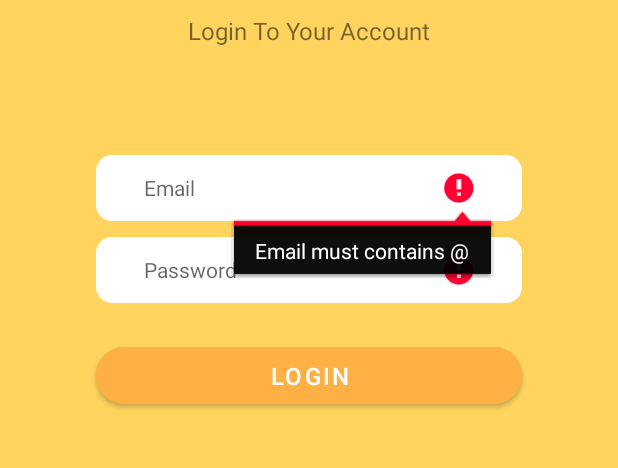
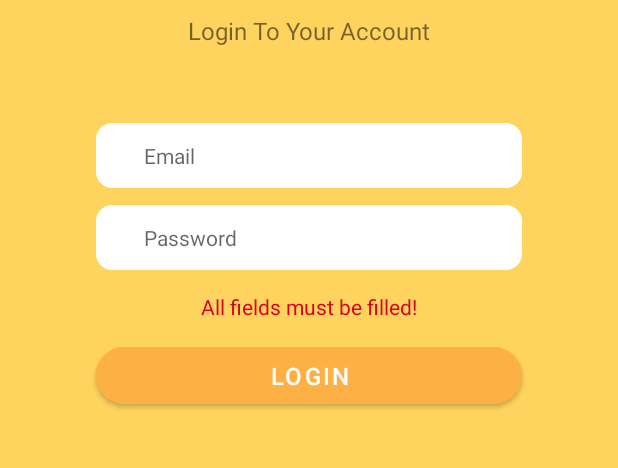
Before and after one commit to Sorrymaker12/del-luna-test, an Android app: the screen it shows after launch (MainActivity), after a tap on "LOGIN", on a phone screen of 412 x 824 dp, the part 585-1053 px from its top. Run offline under Robolectric (Android 15) with nearby library versions, the phone set to English and light mode, and no system bars.

Commit message:
error msg

```diff
--- a/app/src/main/java/com/example/labux/MainActivity.java
+++ b/app/src/main/java/com/example/labux/MainActivity.java
@@ -5,8 +5,10 @@ import androidx.appcompat.app.AppCompatActivity;
 import android.content.Intent;
 import android.graphics.Color;
 import android.os.Bundle;
+import android.view.View;
 import android.widget.Button;
 import android.widget.EditText;
+import android.widget.TextView;
 
 import java.util.concurrent.atomic.AtomicBoolean;
 
@@ -67,6 +69,7 @@ public class MainActivity extends AppCompatActivity {
         etEmail = findViewById(R.id.ET_Email);
         etPass = findViewById(R.id.ET_Password);
         btnSubmit = findViewById(R.id.BT_Login);
+        TextView error = findViewById(R.id.error);
         etUsername = etEmail;
 
         btnSubmit.setOnClickListener(e ->  {
@@ -74,39 +77,46 @@ public class MainActivity extends AppCompatActivity {
             email = etEmail.getText().toString();
             pass = etPass.getText().toString();
 
-            if (!checkEmpty(email)) {
-                etEmail.setError("Email Must Be Filled");
+            if (!checkPassAlphanumeric(pass)) {
+                error.setText("Password must be alpha-numeric!");
+                error.setVisibility(error.VISIBLE);
+                flag.set(false);
+            }
+
+            if (!checkEmailAdjacent(email)) {
+                error.setText("'@' and '.' must not be adjacent!");
+                error.setVisibility(error.VISIBLE);
+                flag.set(false);
+            }
+
+            if (!checkEmailContain(email)) {
+                error.setText("Email must contain '@'!");
+                error.setVisibility(error.VISIBLE);
+                flag.set(false);
+            }
+
+            if (!checkEmailEnding(email)) {
+                error.setText("Email must end with '.com'!");
+                error.setVisibility(error.VISIBLE);
                 flag.set(false);
             }
 
             if (!checkEmpty(pass)) {
-                etPass.setError("Password Must Be Filled");
+                error.setText("All fields must be filled!");
+                error.setVisibility(error.VISIBLE);
                 flag.set(false);
             }
 
-            if (!checkEmailEnding(email)) {
-                etEmail.setError("Email must ends with .com");
-                flag.set(false);
-            }
-
-            if (!checkEmailContain(email)) {
-                etEmail.setError("Email must contains @");
-                flag.set(false);
-            }
-
-            if (!checkEmailAdjacent(email)) {
-                etEmail.setError("Email cannot contain adjacent @ and .com");
-                flag.set(false);
-            }
-
-            if (!checkPassAlphanumeric(pass)) {
-                etPass.setError("Password must be alphanumeric");
+            if (!checkEmpty(email)) {
+                error.setText("All fields must be filled!");
+                error.setVisibility(error.VISIBLE);
                 flag.set(false);
             }
 
 
             if (flag.get()) {
                 btnSubmit.setBackgroundColor(Color.BLACK);
+                error.setVisibility(error.INVISIBLE);
                 Intent intent = new Intent(this, Home.class);
                 String sep[] = email.split("@");
                 intent.putExtra("username", sep[0]);
--- a/app/src/main/res/layout/activity_main.xml
+++ b/app/src/main/res/layout/activity_main.xml
@@ -47,41 +47,60 @@
 
     <EditText
         android:id="@+id/ET_Email"
-        android:background="@drawable/edittext"
-        android:paddingVertical="12dp"
         android:layout_width="match_parent"
         android:layout_height="wrap_content"
-        android:paddingHorizontal="32dp"
         android:layout_marginHorizontal="64dp"
         android:layout_marginTop="150sp"
-        android:textSize="14sp"
+        android:background="@drawable/edittext"
         android:hint="Email"
         android:inputType="textEmailAddress"
+        android:paddingHorizontal="32dp"
+        android:paddingVertical="12dp"
+        android:textSize="14sp"
         app:layout_constraintBottom_toBottomOf="parent"
         app:layout_constraintLeft_toLeftOf="parent"
         app:layout_constraintRight_toRightOf="parent"
-        app:layout_constraintTop_toTopOf="parent" >
+        app:layout_constraintTop_toTopOf="parent"
+        app:layout_constraintVertical_bias="0.463">
 
     </EditText>
 
     <EditText
         android:id="@+id/ET_Password"
-        android:background="@drawable/edittext"
-        android:paddingVertical="12dp"
         android:layout_width="match_parent"
         android:layout_height="wrap_content"
-        android:paddingHorizontal="32dp"
         android:layout_marginHorizontal="64dp"
         android:layout_marginTop="260dp"
-        android:textSize="14sp"
+        android:background="@drawable/edittext"
         android:hint="Password"
         android:inputType="textPassword"
+        android:paddingHorizontal="32dp"
+        android:paddingVertical="12dp"
+        android:textSize="14sp"
         app:layout_constraintBottom_toBottomOf="parent"
         app:layout_constraintLeft_toLeftOf="parent"
         app:layout_constraintRight_toRightOf="parent"
-        app:layout_constraintTop_toTopOf="parent" >
+        app:layout_constraintTop_toTopOf="parent"
+        app:layout_constraintVertical_bias="0.454">
 
     </EditText>
+
+    <TextView
+        android:layout_width="match_parent"
+        android:layout_height="wrap_content"
+        android:layout_marginHorizontal="64dp"
+        android:layout_marginTop="345dp"
+        android:textSize="14sp"
+        app:layout_constraintBottom_toBottomOf="parent"
+        app:layout_constraintLeft_toLeftOf="parent"
+        app:layout_constraintRight_toRightOf="parent"
+        app:layout_constraintTop_toTopOf="parent"
+        app:layout_constraintVertical_bias="0.454"
+        android:text="Error Message"
+        android:gravity="center"
+        android:textColor="#D9001B"
+        android:visibility="invisible"
+        android:id="@+id/error"/>
 
     <Button
         android:id="@+id/BT_Login"
```
